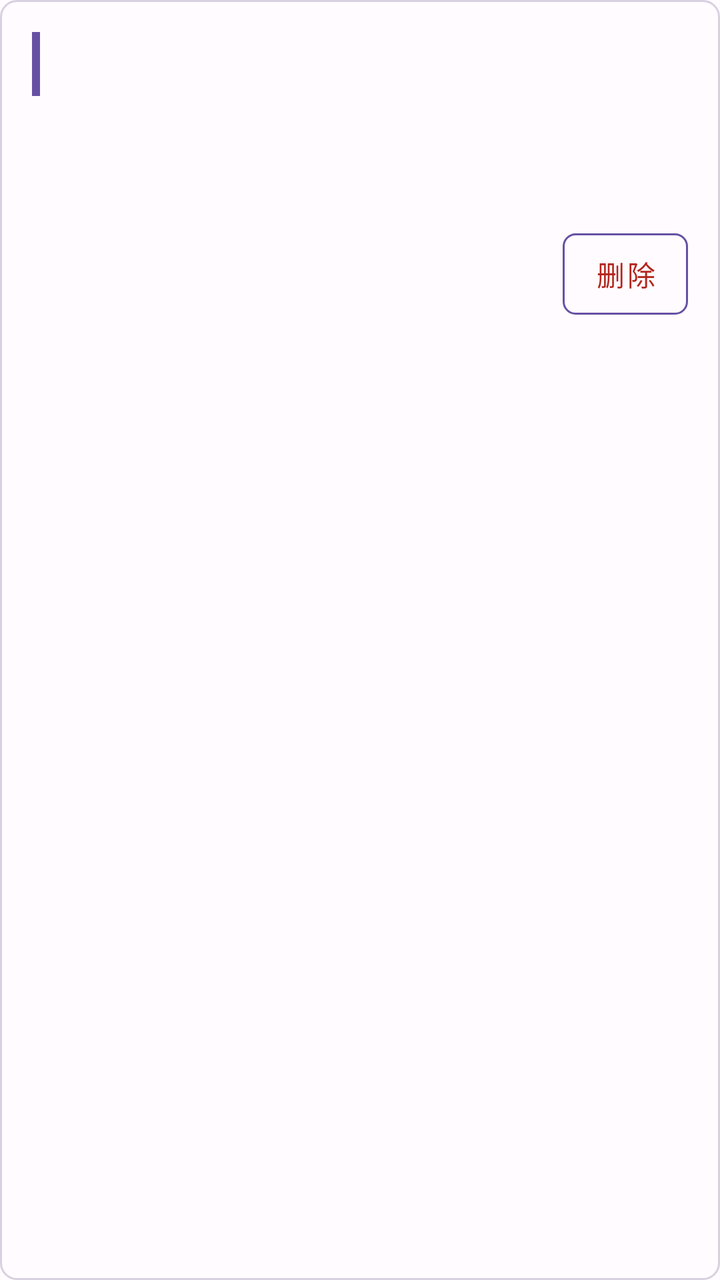
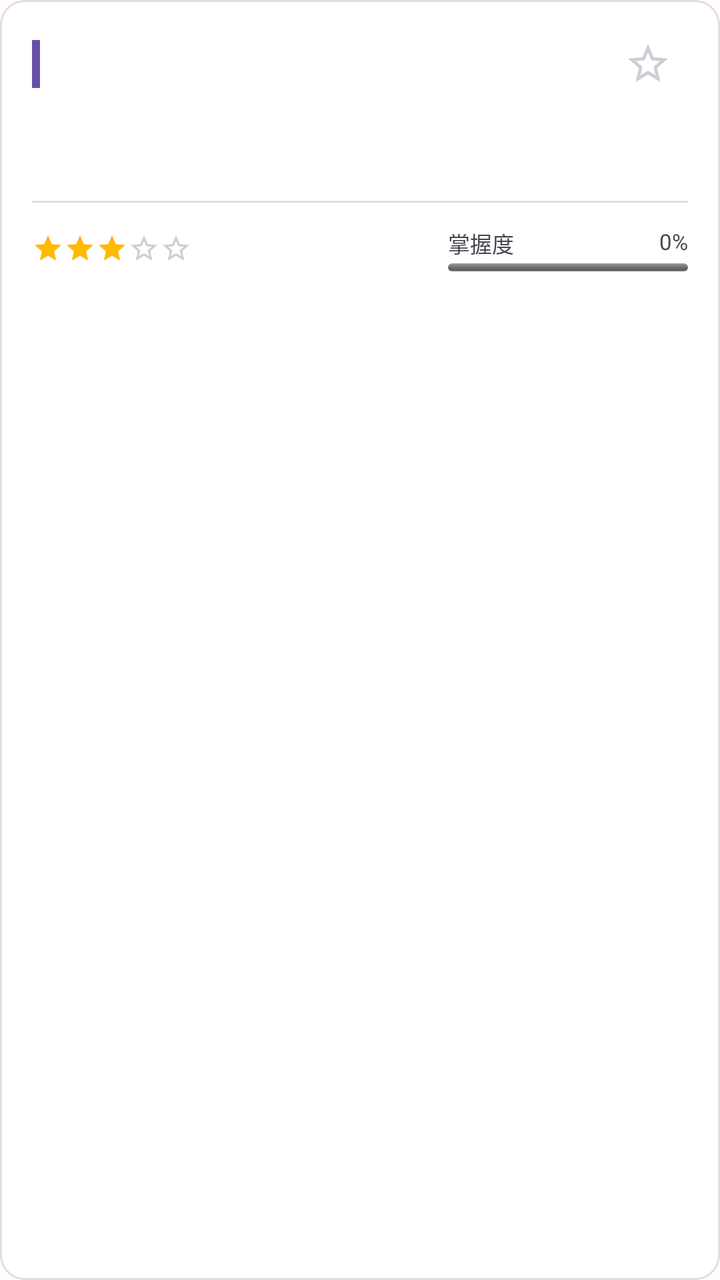

An Android layout rendered at two revisions. The XML below is the earlier revision; the diff shows what the commit changed to produce the second picture.
<!-- AndroidManifest.xml: another module's application theme Theme.GameMatrixApp -->
<!-- res/layout/item_question.xml -->
<?xml version="1.0" encoding="utf-8"?>
<LinearLayout
    xmlns:android="http://schemas.android.com/apk/res/android"
    android:layout_width="match_parent"
    android:layout_height="wrap_content"
    android:layout_margin="8dp"
    android:background="@drawable/wrongbook_card_bg"
    android:orientation="vertical"
    android:padding="16dp">

    <LinearLayout
        android:layout_width="match_parent"
        android:layout_height="wrap_content"
        android:gravity="center_vertical"
        android:orientation="horizontal">

        <View
            android:id="@+id/colorIndicator"
            android:layout_width="4dp"
            android:layout_height="32dp"
            android:layout_marginEnd="12dp"
            android:background="#6750A4" />

        <TextView
            android:id="@+id/tvSubject"
            android:layout_width="0dp"
            android:layout_height="wrap_content"
            android:layout_weight="1"
            android:textColor="#6750A4"
            android:textSize="14sp"
            android:textStyle="bold" />

        <TextView
            android:id="@+id/tvDifficulty"
            android:layout_width="wrap_content"
            android:layout_height="wrap_content"
            android:textColor="#49454F"
            android:textSize="12sp" />

    </LinearLayout>

    <TextView
        android:id="@+id/tvContent"
        android:layout_width="match_parent"
        android:layout_height="wrap_content"
        android:layout_marginTop="12dp"
        android:ellipsize="end"
        android:maxLines="4"
        android:textColor="#1C1B1F"
        android:textSize="15sp" />

    <TextView
        android:id="@+id/tvKnowledge"
        android:layout_width="match_parent"
        android:layout_height="wrap_content"
        android:layout_marginTop="8dp"
        android:textColor="#49454F"
        android:textSize="12sp" />

    <LinearLayout
        android:layout_width="match_parent"
        android:layout_height="wrap_content"
        android:layout_marginTop="12dp"
        android:gravity="end"
        android:orientation="horizontal">

        <Button
            android:id="@+id/btnDelete"
            android:layout_width="wrap_content"
            android:layout_height="wrap_content"
            android:background="@drawable/wrongbook_button_outline"
            android:minHeight="0dp"
            android:minWidth="0dp"
            android:text="@string/wrongbook_delete"
            android:textColor="#B3261E" />

    </LinearLayout>

</LinearLayout>
<!-- resources referenced by this layout -->
<resources>
  <!-- drawable wrongbook_button_outline (drawable) -->
  <?xml version="1.0" encoding="utf-8"?>
  <shape xmlns:android="http://schemas.android.com/apk/res/android">
      <solid android:color="#00000000" />
      <stroke
          android:width="1dp"
          android:color="#6750A4" />
      <corners android:radius="6dp" />
      <padding
          android:left="12dp"
          android:top="8dp"
          android:right="12dp"
          android:bottom="8dp" />
  </shape>
  <!-- drawable wrongbook_card_bg (drawable) -->
  <?xml version="1.0" encoding="utf-8"?>
  <shape xmlns:android="http://schemas.android.com/apk/res/android">
      <solid android:color="#FFFBFE" />
      <stroke
          android:width="1dp"
          android:color="#D8D0E0" />
      <corners android:radius="8dp" />
  </shape>
  <string name="wrongbook_delete">删除</string>
  <style name="Theme.GameMatrixApp" parent="Theme.MaterialComponents.DayNight.NoActionBar">
          <item name="colorPrimary">#6750A4</item>
          <item name="colorPrimaryVariant">#4F378B</item>
          <item name="colorOnPrimary">#FFFFFF</item>
          <item name="colorSecondary">#625B71</item>
          <item name="colorOnSecondary">#FFFFFF</item>
          <item name="android:colorBackground">#FFFBFE</item>
          <item name="colorSurface">#FFFBFE</item>
          <item name="colorOnSurface">#1C1B1F</item>
          <item name="colorOnSurfaceVariant">#49454F</item>
          <item name="colorError">#B3261E</item>
          <item name="colorOutline">#79747E</item>
          <item name="android:statusBarColor">@android:color/transparent</item>
          <item name="android:navigationBarColor">@android:color/transparent</item>
      </style>
</resources>

<!-- the commit's change to res/layout/item_question.xml (unified diff, before → after) -->
@@ -3,77 +3,230 @@
     xmlns:android="http://schemas.android.com/apk/res/android"
     android:layout_width="match_parent"
     android:layout_height="wrap_content"
-    android:layout_margin="8dp"
-    android:background="@drawable/wrongbook_card_bg"
+    android:layout_marginStart="12dp"
+    android:layout_marginEnd="12dp"
+    android:layout_marginTop="8dp"
+    android:layout_marginBottom="8dp"
+    android:background="@drawable/wrongbook_card_background"
     android:orientation="vertical"
-    android:padding="16dp">
-
+    android:padding="16dp"
+    android:clickable="true"
+    android:focusable="true">
+
+    
+    <RelativeLayout
+        android:layout_width="match_parent"
+        android:layout_height="wrap_content"
+        android:gravity="center_vertical">
+
+        
+        <View
+            android:id="@+id/colorIndicator"
+            android:layout_width="4dp"
+            android:layout_height="24dp"
+            android:layout_alignParentStart="true"
+            android:layout_centerVertical="true"
+            android:background="@color/wrongbook_primary" />
+
+        <TextView
+            android:id="@+id/tvSubject"
+            android:layout_width="wrap_content"
+            android:layout_height="wrap_content"
+            android:layout_toEndOf="@id/colorIndicator"
+            android:layout_centerVertical="true"
+            android:layout_marginStart="8dp"
+            android:textColor="@color/wrongbook_primary"
+            android:textSize="14sp"
+            android:textStyle="bold" />
+
+        
+        <CheckBox
+            android:id="@+id/cbSelect"
+            android:layout_width="24dp"
+            android:layout_height="24dp"
+            android:layout_alignParentEnd="true"
+            android:layout_centerVertical="true"
+            android:visibility="gone"
+            android:clickable="false"
+            android:focusable="false" />
+
+        
+        <ImageView
+            android:id="@+id/btnFavorite"
+            android:layout_width="32dp"
+            android:layout_height="32dp"
+            android:layout_alignParentEnd="true"
+            android:layout_centerVertical="true"
+            android:layout_marginEnd="4dp"
+            android:background="?attr/selectableItemBackgroundBorderless"
+            android:clickable="true"
+            android:focusable="true"
+            android:padding="4dp"
+            android:src="@drawable/wrongbook_star_empty" />
+
+    </RelativeLayout>
+
+    
+    <LinearLayout
+        android:layout_width="match_parent"
+        android:layout_height="wrap_content"
+        android:layout_marginTop="12dp"
+        android:orientation="horizontal"
+        android:baselineAligned="false">
+
+        
+        <LinearLayout
+            android:layout_width="0dp"
+            android:layout_height="wrap_content"
+            android:layout_weight="1"
+            android:orientation="vertical">
+
+            <TextView
+                android:id="@+id/tvContent"
+                android:layout_width="match_parent"
+                android:layout_height="wrap_content"
+                android:ellipsize="end"
+                android:maxLines="3"
+                android:textColor="@color/wrongbook_text_primary"
+                android:textSize="15sp" />
+
+            
+            <HorizontalScrollView
+                android:id="@+id/tagsScrollView"
+                android:layout_width="match_parent"
+                android:layout_height="wrap_content"
+                android:layout_marginTop="8dp"
+                android:scrollbars="none">
+
+                <LinearLayout
+                    android:id="@+id/tagsContainer"
+                    android:layout_width="wrap_content"
+                    android:layout_height="wrap_content"
+                    android:orientation="horizontal" />
+            </HorizontalScrollView>
+
+        </LinearLayout>
+
+        
+        <FrameLayout
+            android:id="@+id/thumbnailContainer"
+            android:layout_width="72dp"
+            android:layout_height="72dp"
+            android:layout_marginStart="12dp"
+            android:layout_gravity="center_vertical"
+            android:background="@drawable/wrongbook_card_background"
+            android:padding="1dp"
+            android:visibility="gone">
+
+            <ImageView
+                android:id="@+id/ivThumbnail"
+                android:layout_width="match_parent"
+                android:layout_height="match_parent"
+                android:scaleType="centerCrop"
+                android:contentDescription="@string/wrongbook_detail_image_hint" />
+        </FrameLayout>
+
+    </LinearLayout>
+
+    
+    <View
+        android:layout_width="match_parent"
+        android:layout_height="1dp"
+        android:layout_marginTop="12dp"
+        android:layout_marginBottom="12dp"
+        android:background="@color/wrongbook_divider" />
+
+    
     <LinearLayout
         android:layout_width="match_parent"
         android:layout_height="wrap_content"
         android:gravity="center_vertical"
         android:orientation="horizontal">
 
+        
+        <LinearLayout
+            android:id="@+id/layoutStars"
+            android:layout_width="wrap_content"
+            android:layout_height="wrap_content"
+            android:orientation="horizontal">
+
+            <ImageView
+                android:layout_width="16dp"
+                android:layout_height="16dp"
+                android:src="@drawable/wrongbook_star_filled"
+                android:contentDescription="Star" />
+
+            <ImageView
+                android:layout_width="16dp"
+                android:layout_height="16dp"
+                android:src="@drawable/wrongbook_star_filled"
+                android:contentDescription="Star" />
+
+            <ImageView
+                android:layout_width="16dp"
+                android:layout_height="16dp"
+                android:src="@drawable/wrongbook_star_filled"
+                android:contentDescription="Star" />
+
+            <ImageView
+                android:layout_width="16dp"
+                android:layout_height="16dp"
+                android:src="@drawable/wrongbook_star_empty"
+                android:contentDescription="Star" />
+
+            <ImageView
+                android:layout_width="16dp"
+                android:layout_height="16dp"
+                android:src="@drawable/wrongbook_star_empty"
+                android:contentDescription="Star" />
+
+        </LinearLayout>
+
         <View
-            android:id="@+id/colorIndicator"
-            android:layout_width="4dp"
-            android:layout_height="32dp"
-            android:layout_marginEnd="12dp"
-            android:background="#6750A4" />
-
-        <TextView
-            android:id="@+id/tvSubject"
             android:layout_width="0dp"
-            android:layout_height="wrap_content"
-            android:layout_weight="1"
-            android:textColor="#6750A4"
-            android:textSize="14sp"
-            android:textStyle="bold" />
-
-        <TextView
-            android:id="@+id/tvDifficulty"
-            android:layout_width="wrap_content"
-            android:layout_height="wrap_content"
-            android:textColor="#49454F"
-            android:textSize="12sp" />
+            android:layout_height="1dp"
+            android:layout_weight="1" />
+
+        
+        <LinearLayout
+            android:layout_width="120dp"
+            android:layout_height="wrap_content"
+            android:gravity="center_vertical"
+            android:orientation="vertical">
+
+            <RelativeLayout
+                android:layout_width="match_parent"
+                android:layout_height="wrap_content">
+
+                <TextView
+                    android:id="@+id/tvMasteryLabel"
+                    android:layout_width="wrap_content"
+                    android:layout_height="wrap_content"
+                    android:text="@string/wrongbook_mastery_title"
+                    android:textColor="@color/wrongbook_text_secondary"
+                    android:textSize="11sp" />
+
+                <TextView
+                    android:id="@+id/tvMasteryPercent"
+                    android:layout_width="wrap_content"
+                    android:layout_height="wrap_content"
+                    android:layout_alignParentEnd="true"
+                    android:text="0%"
+                    android:textColor="@color/wrongbook_text_secondary"
+                    android:textSize="11sp" />
+            </RelativeLayout>
+
+            <ProgressBar
+                android:id="@+id/pbMastery"
+                style="?android:attr/progressBarStyleHorizontal"
+                android:layout_width="match_parent"
+                android:layout_height="4dp"
+                android:layout_marginTop="2dp"
+                android:max="100"
+                android:progress="0"
+                android:progressDrawable="@android:drawable/progress_horizontal" />
+        </LinearLayout>
 
     </LinearLayout>
 
-    <TextView
-        android:id="@+id/tvContent"
-        android:layout_width="match_parent"
-        android:layout_height="wrap_content"
-        android:layout_marginTop="12dp"
-        android:ellipsize="end"
-        android:maxLines="4"
-        android:textColor="#1C1B1F"
-        android:textSize="15sp" />
-
-    <TextView
-        android:id="@+id/tvKnowledge"
-        android:layout_width="match_parent"
-        android:layout_height="wrap_content"
-        android:layout_marginTop="8dp"
-        android:textColor="#49454F"
-        android:textSize="12sp" />
-
-    <LinearLayout
-        android:layout_width="match_parent"
-        android:layout_height="wrap_content"
-        android:layout_marginTop="12dp"
-        android:gravity="end"
-        android:orientation="horizontal">
-
-        <Button
-            android:id="@+id/btnDelete"
-            android:layout_width="wrap_content"
-            android:layout_height="wrap_content"
-            android:background="@drawable/wrongbook_button_outline"
-            android:minHeight="0dp"
-            android:minWidth="0dp"
-            android:text="@string/wrongbook_delete"
-            android:textColor="#B3261E" />
-
-    </LinearLayout>
-
 </LinearLayout>
<!-- resource entries referenced after the edit -->
@@ -1,43 +1,75 @@
 <!-- resources referenced by this layout -->
 <resources>
-  <!-- drawable wrongbook_button_outline (drawable) -->
+  <color name="wrongbook_divider">#E0DCE3</color>
+  <color name="wrongbook_primary">#6750A4</color>
+  <color name="wrongbook_text_primary">#1C1B1F</color>
+  <color name="wrongbook_text_secondary">#49454F</color>
+  <!-- drawable wrongbook_card_background (drawable) -->
   <?xml version="1.0" encoding="utf-8"?>
-  <shape xmlns:android="http://schemas.android.com/apk/res/android">
-      <solid android:color="#00000000" />
-      <stroke
-          android:width="1dp"
-          android:color="#6750A4" />
-      <corners android:radius="6dp" />
-      <padding
-          android:left="12dp"
-          android:top="8dp"
-          android:right="12dp"
-          android:bottom="8dp" />
-  </shape>
-  <!-- drawable wrongbook_card_bg (drawable) -->
+  <ripple xmlns:android="http://schemas.android.com/apk/res/android"
+      android:color="@color/wrongbook_ripple_color">
+      <item android:id="@android:id/background">
+          <shape android:shape="rectangle">
+              <solid android:color="@color/wrongbook_card_bg" />
+              <stroke
+                  android:width="1dp"
+                  android:color="@color/wrongbook_card_stroke" />
+              <corners android:radius="@dimen/wrongbook_corner_large" />
+          </shape>
+      </item>
+  </ripple>
+  <!-- drawable wrongbook_star_empty (drawable) -->
   <?xml version="1.0" encoding="utf-8"?>
-  <shape xmlns:android="http://schemas.android.com/apk/res/android">
-      <solid android:color="#FFFBFE" />
-      <stroke
-          android:width="1dp"
-          android:color="#D8D0E0" />
-      <corners android:radius="8dp" />
-  </shape>
-  <string name="wrongbook_delete">删除</string>
+  <vector xmlns:android="http://schemas.android.com/apk/res/android"
+      android:width="24dp"
+      android:height="24dp"
+      android:viewportWidth="24"
+      android:viewportHeight="24">
+      <path
+          android:fillColor="@color/wrongbook_star_empty"
+          android:pathData="M22,9.24l-7.19,-0.62L12,2L9.19,8.63L2,9.24l5.46,4.73L5.82,21L12,17.27L18.18,21l-1.63,-7.03L22,9.24zM12,15.4l-3.76,2.27l1,-4.28l-3.32,-2.88l4.38,-0.38L12,6.1l1.71,4.04l4.38,0.38l-3.32,2.88l1,4.28L12,15.4z" />
+  </vector>
+  <!-- drawable wrongbook_star_filled (drawable) -->
+  <?xml version="1.0" encoding="utf-8"?>
+  <vector xmlns:android="http://schemas.android.com/apk/res/android"
+      android:width="24dp"
+      android:height="24dp"
+      android:viewportWidth="24"
+      android:viewportHeight="24">
+      <path
+          android:fillColor="@color/wrongbook_star_filled"
+          android:pathData="M12,17.27L18.18,21l-1.64,-7.03L22,9.24l-7.19,-0.61L12,2L9.19,8.63L2,9.24l5.46,4.73L5.82,21L12,17.27z" />
+  </vector>
+  <string name="wrongbook_detail_image_hint">点击查看高清原图</string>
+  <string name="wrongbook_mastery_title">掌握度</string>
   <style name="Theme.GameMatrixApp" parent="Theme.MaterialComponents.DayNight.NoActionBar">
-          <item name="colorPrimary">#6750A4</item>
-          <item name="colorPrimaryVariant">#4F378B</item>
-          <item name="colorOnPrimary">#FFFFFF</item>
-          <item name="colorSecondary">#625B71</item>
-          <item name="colorOnSecondary">#FFFFFF</item>
-          <item name="android:colorBackground">#FFFBFE</item>
-          <item name="colorSurface">#FFFBFE</item>
-          <item name="colorOnSurface">#1C1B1F</item>
-          <item name="colorOnSurfaceVariant">#49454F</item>
-          <item name="colorError">#B3261E</item>
-          <item name="colorOutline">#79747E</item>
+          <item name="colorPrimary">@color/wrongbook_primary</item>
+          <item name="colorPrimaryVariant">@color/wrongbook_primary_variant</item>
+          <item name="colorOnPrimary">@color/wrongbook_on_primary</item>
+          <item name="colorSecondary">@color/wrongbook_secondary</item>
+          <item name="colorOnSecondary">@color/wrongbook_on_secondary</item>
+          <item name="android:colorBackground">@color/wrongbook_background</item>
+          <item name="colorSurface">@color/wrongbook_surface</item>
+          <item name="colorOnSurface">@color/wrongbook_text_primary</item>
+          <item name="colorOnSurfaceVariant">@color/wrongbook_text_secondary</item>
+          <item name="colorError">@color/wrongbook_error</item>
+          <item name="colorOutline">@color/wrongbook_outline</item>
           <item name="android:statusBarColor">@android:color/transparent</item>
           <item name="android:navigationBarColor">@android:color/transparent</item>
       </style>
+  <color name="wrongbook_ripple_color">#206750A4</color>
+  <color name="wrongbook_card_bg">#FFFFFF</color>
+  <color name="wrongbook_card_stroke">#E1DCE5</color>
+  <dimen name="wrongbook_corner_large">12dp</dimen>
+  <color name="wrongbook_star_empty">#D1CBD6</color>
+  <color name="wrongbook_star_filled">#FFB900</color>
+  <color name="wrongbook_primary_variant">#4F378B</color>
+  <color name="wrongbook_on_primary">#FFFFFF</color>
+  <color name="wrongbook_secondary">#625B71</color>
+  <color name="wrongbook_on_secondary">#FFFFFF</color>
+  <color name="wrongbook_background">#FFFBFE</color>
+  <color name="wrongbook_surface">#FFFFFF</color>
+  <color name="wrongbook_error">#B3261E</color>
+  <color name="wrongbook_outline">#79747E</color>
 </resources>
 
